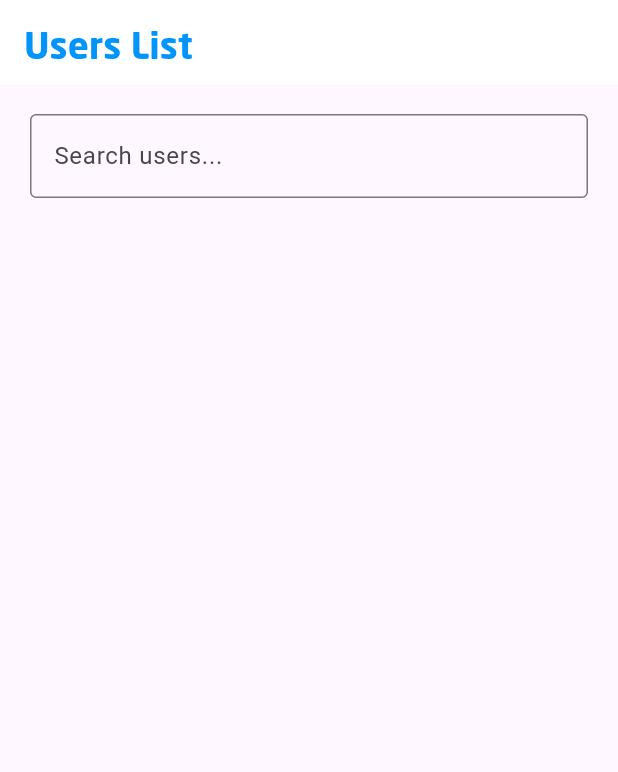
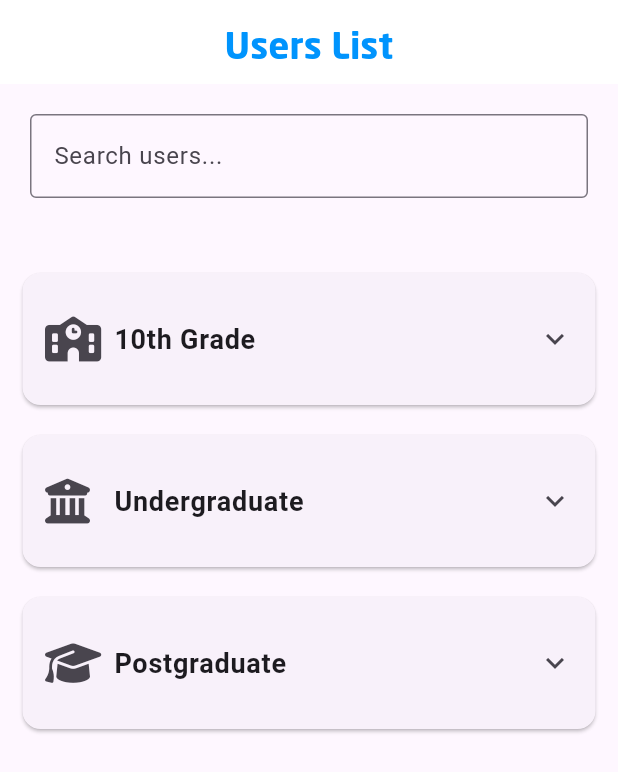
Before and after one commit to mkamranskd/roadwise_application, a Flutter app: the UsersListScreen screen opened directly, on a phone screen of 412 x 824 dp. Shown: the top 772 px of the screen. Run offline on Flutter 3.47's test engine with Material 3 defaults, Android fonts, the phone set to English and light mode, and no system bars; our stand-ins replace animate_do, animated_toggle_switch, cherry_toast, cloud_firestore, firebase_auth, firebase_core and 8 more; missing offline and left inert: flutter_treeview; accounts and stored records are empty; key blocks and very long unbroken strings in the code were emptied for the run.

Commit message:
solved the user list bug and the education path cards

```diff
--- a/lib/features/presentation/pages/dashHome.dart
+++ b/lib/features/presentation/pages/dashHome.dart
@@ -1,8 +1,67 @@
 import 'package:flutter/material.dart';
 import 'package:cloud_firestore/cloud_firestore.dart';
+import 'package:font_awesome_flutter/font_awesome_flutter.dart'; // Import Font Awesome Icons
 
-import '../../../global/style.dart';
+import '../../../global/style.dart'; // Ensure this path is correct
 import '../../../screens/businessinfopage.dart';
+
+// Define the EducationPath class and sample data
+class EducationPath {
+  final String title;
+  final IconData iconData; // Use IconData for icons instead of imageUrl
+  final List<EducationPath> children;
+
+  EducationPath({required this.title, required this.iconData, this.children = const []});
+}
+
+final List<EducationPath> educationPaths = [
+  EducationPath(
+    title: '10th Grade',
+    iconData: FontAwesomeIcons.school,
+    children: [
+      EducationPath(
+        title: '12th Grade',
+        iconData: FontAwesomeIcons.graduationCap,
+        children: [
+          EducationPath(title: 'Science', iconData: FontAwesomeIcons.flask),
+          EducationPath(title: 'Commerce', iconData: FontAwesomeIcons.chartLine),
+          EducationPath(title: 'Arts', iconData: FontAwesomeIcons.paintBrush),
+        ],
+      ),
+      EducationPath(
+        title: 'Diploma',
+        iconData: FontAwesomeIcons.certificate,
+        children: [
+          EducationPath(title: 'Engineering', iconData: FontAwesomeIcons.cogs),
+          EducationPath(title: 'Pharmacy', iconData: FontAwesomeIcons.pills),
+        ],
+      ),
+    ],
+  ),
+  EducationPath(
+    title: 'Undergraduate',
+    iconData: FontAwesomeIcons.university,
+    children: [
+      EducationPath(
+        title: 'Engineering',
+        iconData: FontAwesomeIcons.tools,
+        children: [
+          EducationPath(title: 'Computer Science', iconData: FontAwesomeIcons.laptopCode),
+          EducationPath(title: 'Mechanical', iconData: FontAwesomeIcons.cog),
+        ],
+      ),
+      EducationPath(title: 'Business Administration', iconData: FontAwesomeIcons.chartBar),
+    ],
+  ),
+  EducationPath(
+    title: 'Postgraduate',
+    iconData: FontAwesomeIcons.graduationCap,
+    children: [
+      EducationPath(title: 'MBA', iconData: FontAwesomeIcons.chartLine),
+      EducationPath(title: 'M.Tech', iconData: FontAwesomeIcons.microchip),
+    ],
+  ),
+];
 
 class UsersListScreen extends StatefulWidget {
   @override
@@ -13,6 +72,8 @@ class _UsersListScreenState extends State<UsersListScreen> {
   late List<DocumentSnapshot> usersList = [];
   late List<DocumentSnapshot> filteredUsersList = [];
   bool isLoading = true;
+  bool showEducationPaths = true; // Set to true to show education paths by default
+  String searchQuery = "";
 
   @override
   void initState() {
@@ -21,18 +82,24 @@ class _UsersListScreenState extends State<UsersListScreen> {
   }
 
   void fetchUsers() async {
-    var snapshot = await FirebaseFirestore.instance
-        .collection('Users')
-        .get();
+    var snapshot = await FirebaseFirestore.instance.collection('Users').get();
 
     setState(() {
       usersList = snapshot.docs;
-//      filteredUsersList = usersList;
+      filteredUsersList = []; // Start with an empty list
       isLoading = false;
     });
   }
 
   void filterUsers(String query) {
+    if (query.isEmpty) {
+      setState(() {
+        filteredUsersList = [];
+        searchQuery = query;
+      });
+      return;
+    }
+
     List<DocumentSnapshot> filteredUsers = usersList.where((user) {
       String firstName = user['firstName'].toString().toLowerCase();
       String lastName = user['lastName'].toString().toLowerCase();
@@ -42,7 +109,87 @@ class _UsersListScreenState extends State<UsersListScreen> {
 
     setState(() {
       filteredUsersList = filteredUsers;
+      searchQuery = query;
     });
+  }
+
+  Widget _buildExpansionTile(EducationPath path) {
+    return Card(
+      margin: EdgeInsets.symmetric(vertical: 10, horizontal: 15),
+      child: ExpansionTile(
+        tilePadding: EdgeInsets.all(15), // Increase padding inside the tile
+        childrenPadding: EdgeInsets.symmetric(horizontal: 15), // Increase padding for the children
+        title: Text(
+          path.title,
+          style: TextStyle(
+            fontSize: 18, // Increase font size
+            fontWeight: FontWeight.bold,
+          ),
+        ),
+        leading: Icon(path.iconData, size: 30),
+        children: path.children.map((child) => _buildExpansionTile(child)).toList(),
+      ),
+    );
+  }
+
+  Widget _buildUserCard(DocumentSnapshot user) {
+    var userData = user.data() as Map<String, dynamic>? ?? {};
+    String firstName = userData['firstName'] ?? 'Unknown';
+    String lastName = userData['lastName'] ?? 'Unknown';
+    String city = userData['city'] ?? 'Unknown';
+    String province = userData['province'] ?? 'Unknown';
+    String profilePicture = userData['profilePicture'] ?? '';
+    if (userData['firstName'] == "Neha") {
+      firstName = "Unknown";
+      lastName = "Unknown";
+      profilePicture =
+      "https://firebasestorage.googleapis.com/v0/b/roadwise-application-54684.appspot.com/o/profilePictures%2F8Qlio7yvEUhbdrwArb7mZxkOGXw1?alt=media&token=2495a17f-bb4c-41a9-a6e3-c802e2fa72dc";
+    }
+
+    return Card(
+      margin: EdgeInsets.symmetric(vertical: 10, horizontal: 15),
+      elevation: 4,
+      shape: RoundedRectangleBorder(
+        borderRadius: BorderRadius.circular(15),
+      ),
+      child: ListTile(
+        leading: CircleAvatar(
+          backgroundImage: NetworkImage(profilePicture),
+        ),
+        title: Text(
+          '$firstName $lastName',
+          style: TextStyle(fontWeight: FontWeight.bold),
+        ),
+        subtitle: Row(
+          children: [
+            CircleAvatar(
+              child: Icon(
+                userData['businessAccount'] == "true"
+                    ? Icons.business
+                    : Icons.person,
+                size: 10,
+                color: Colors.white,
+              ),
+              backgroundColor: Colors.blue,
+              radius: 8,
+            ),
+            SizedBox(width: 20),
+            Text('From $city, $province')
+          ],
+        ),
+        onTap: () {
+          debugPrint('Tapped on: $firstName $lastName');
+          Navigator.push(
+            context,
+            MaterialPageRoute(
+              builder: (context) => BusinessPageScreen(
+                businessData: user,
+              ),
+            ),
+          );
+        },
+      ),
+    );
   }
 
   @override
@@ -50,7 +197,14 @@ class _UsersListScreenState extends State<UsersListScreen> {
     return Scaffold(
       appBar: AppBar(
         backgroundColor: Colors.white,
-        title: H2(title: 'Users List', clr: primaryBlueColor),
+        title: Row(
+          children: [
+            Expanded(
+              child: H2(title: 'Users List', clr: primaryBlueColor),
+            ),
+
+          ],
+        ),
       ),
       body: isLoading
           ? Center(child: CircularProgressIndicator())
@@ -69,47 +223,20 @@ class _UsersListScreenState extends State<UsersListScreen> {
             ),
           ),
           Expanded(
-            child: ListView.builder(
-              itemCount: filteredUsersList.length,
-              itemBuilder: (context, index) {
-                var userData = filteredUsersList[index].data() as Map<String, dynamic>;
-                String firstName = userData['firstName'] ?? 'Unknown';
-                String lastName = userData['lastName'] ?? 'Unknown';
-                String city = userData['city'] ?? 'Unknown';
-                String province = userData['province'] ?? 'Unknown';
-                String profilePicture = userData['profilePicture'] ?? '';
-                if (userData['firstName'] == "Neha") {
-                  firstName = "Unknown";
-                  lastName = "Unknown";
-                  profilePicture = "https://firebasestorage.googleapis.com/v0/b/roadwise-application-54684.appspot.com/o/profilePictures%2F8Qlio7yvEUhbdrwArb7mZxkOGXw1?alt=media&token=2495a17f-bb4c-41a9-a6e3-c802e2fa72dc";
-                }
-                return ListTile(
-                  leading: CircleAvatar(
-                    backgroundImage: NetworkImage(profilePicture),
+            child: ListView(
+              children: [
+                if (searchQuery.isNotEmpty)
+                  ...filteredUsersList.map((user) => _buildUserCard(user)),
+                if (showEducationPaths)
+                  Padding(
+                    padding: const EdgeInsets.symmetric(vertical: 20),
+                    child: Column(
+                      children: educationPaths
+                          .map((path) => _buildExpansionTile(path))
+                          .toList(),
+                    ),
                   ),
-                  title: Text('$firstName $lastName'),
-                  subtitle: Row(
-                    children: [
-                      CircleAvatar(child: Icon(userData['businessAccount']=="true"? Icons.business:Icons.person,size: 10,color: Colors.white,),backgroundColor: Colors.blue,radius: 8,),
-                      SizedBox(width: 20),
-                      Text('From $city, $province')
-
-                    ],
-                  ),
-                  onTap: () {
-                    debugPrint('Tapped on: $firstName $lastName');
-
-                    Navigator.push(
-                      context,
-                      MaterialPageRoute(
-                        builder: (context) => BusinessPageScreen(
-                          businessData: filteredUsersList[index],
-                        ),
-                      ),
-                    );
-                  },
-                );
-              },
+              ],
             ),
           ),
         ],
--- a/lib/screens/dashboard_screen.dart
+++ b/lib/screens/dashboard_screen.dart
@@ -35,7 +35,6 @@ class DashBoard extends StatelessWidget {
     );
   }
 }
-
 class FirstPage extends StatefulWidget {
   const FirstPage({Key? key}) : super(key: key);
 
@@ -85,6 +84,8 @@ class _FirstPageState extends State<FirstPage> {
           return true;
         }
       },
+
+
       child: Scaffold(
         body: PageView(
           controller: _pageController,
--- a/lib/templates/cherrytoast.dart
+++ b/lib/templates/cherrytoast.dart
@@ -1,8 +1,6 @@
 import 'package:cherry_toast/cherry_toast.dart';
 import 'package:cherry_toast/resources/arrays.dart';
 import 'package:flutter/material.dart';
-
-
 
 class ExampleApp extends StatelessWidget {
   @override
@@ -178,7 +176,7 @@ class ExampleApp extends StatelessWidget {
                   description: const Text('This is a description message'),
                   themeColor: Colors.green,
                   toastPosition: Position.bottom,
-                  Layout: ToastLayout.rtl,
+                  textDirection: TextDirection.rtl, // Corrected here
                   animationType: AnimationType.fromRight,
                   action: const Text(
                     'انقر هنا',
@@ -208,7 +206,7 @@ class ExampleApp extends StatelessWidget {
                   ),
                   action: const Text('هذا النص كتب بالعربية'),
                   actionHandler: () {},
-                  layout: ToastLayout.rtl,
+                  textDirection: TextDirection.rtl,
                 ).show(context);
               },
             ),
--- a/pubspec.yaml
+++ b/pubspec.yaml
@@ -11,6 +11,7 @@ dependencies:
   flutter:
     sdk: flutter
   googleapis_auth:
+  font_awesome_flutter: ^10.7.0
   http: 0.13.6
   firebase_messaging: 14.8.0
   google_maps_flutter: ^2.0.0
```
Also changed, not shown: pubspec.lock, 2 other files.
